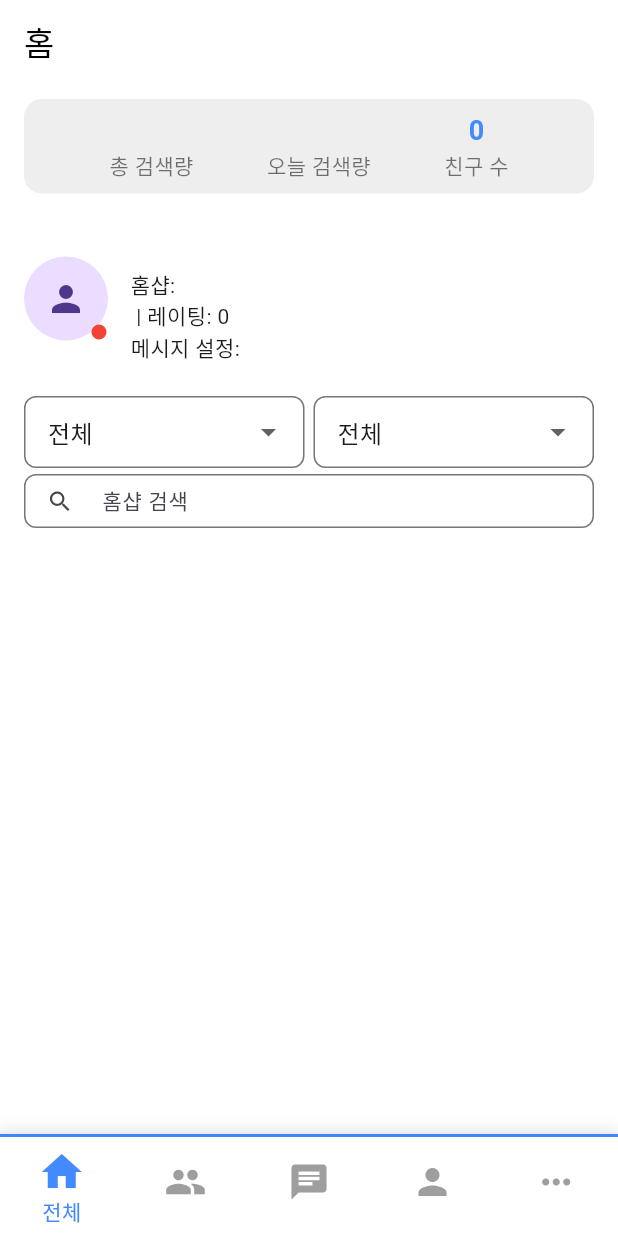
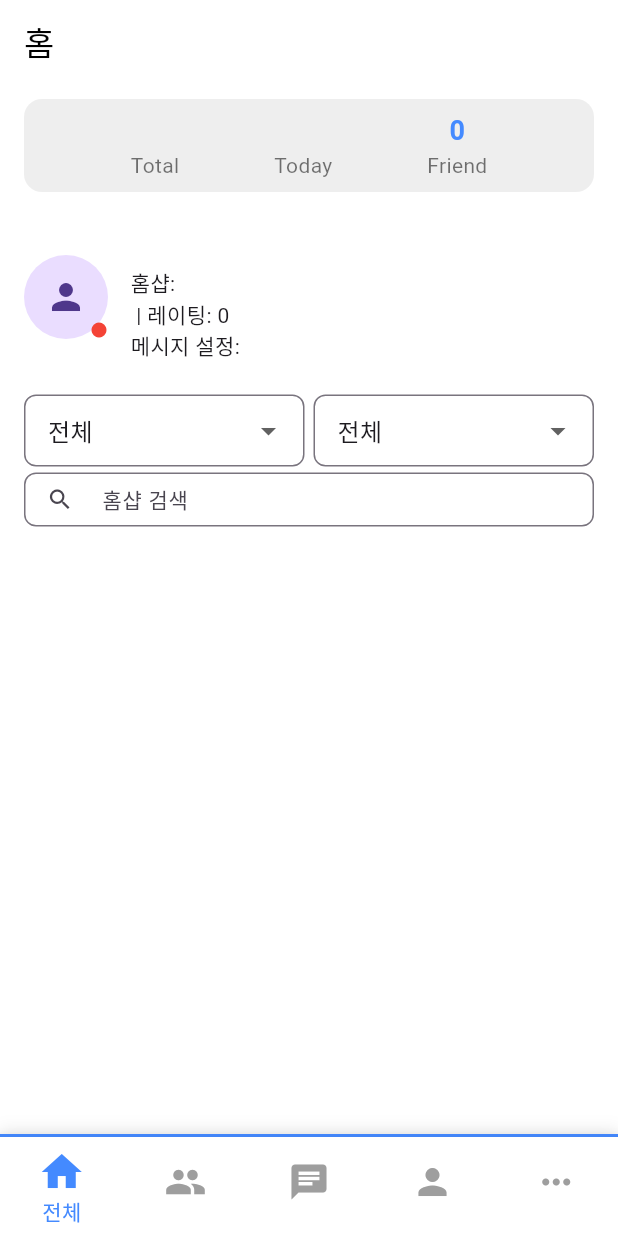
Before and after one commit to seungwan0210/flutter-chat, a Flutter app: the screen it shows once a user with an empty profile is signed in, on a phone screen of 412 x 824 dp. Run offline on Flutter 3.47's test engine with Material 3 defaults, Android fonts, the phone set to English and light mode, and no system bars; our stand-ins replace cloud_firestore, firebase_auth, firebase_core, firebase_messaging, firebase_storage, flutter_local_notifications and 1 more; accounts and stored records are empty.

Commit message:
프로파일 업데이트

```diff
--- a/lib/pages/home_page.dart
+++ b/lib/pages/home_page.dart
@@ -15,16 +15,25 @@ class _HomePageState extends State<HomePage> {
   String selectedBoardFilter = "전체";
   String selectedRatingFilter = "전체";
   String homeShopSearch = "";
+  static const int MAX_RATING = 30; // ✅ `static const`로 변경
 
   Map<String, dynamic>? currentUserData;
   late Stream<DocumentSnapshot> profileStatsStream;
+
+  List<String> ratingOptions = ["전체"]; // ✅ Firestore가 아닌 직접 생성
+
 
   @override
   void initState() {
     super.initState();
     _listenToCurrentUser();
     profileStatsStream = _getProfileStatsStream();
+
+    // ✅ `setState()` 없이 직접 초기화
+    ratingOptions = ["전체", ...List.generate(MAX_RATING, (index) => (index + 1).toString())];
   }
+
+
 
   /// ✅ Firestore에서 로그인한 사용자 정보 실시간 감지
   void _listenToCurrentUser() {
@@ -41,6 +50,7 @@ class _HomePageState extends State<HomePage> {
       }
     });
   }
+
 
   /// ✅ Firestore에서 프로필 통계 실시간 가져오기
   Stream<DocumentSnapshot> _getProfileStatsStream() {
@@ -234,7 +244,7 @@ class _HomePageState extends State<HomePage> {
                     Expanded(
                       child: _dropdownFilter(
                         selectedRatingFilter,
-                        ["전체", "1", "2", "3", "4", "5"],
+                        ratingOptions, // ✅ Firestore에서 불러온 게 아니라, 전체 레이팅 목록 사용
                             (newValue) => setState(() => selectedRatingFilter = newValue!),
                       ),
                     ),
@@ -296,9 +306,9 @@ class _HomePageState extends State<HomePage> {
           child: Row(
             mainAxisAlignment: MainAxisAlignment.spaceEvenly,
             children: [
-              _buildStatItem("총 검색량", "${stats["totalViews"] ?? 0}"),
-              _buildStatItem("오늘 검색량", "${stats["todayViews"] ?? 0}"),
-              _buildStatItem("친구 수", "${stats["friendCount"] ?? 0}"),
+              _buildStatItem("Total", "${stats["totalViews"] ?? 0}"),
+              _buildStatItem("Today", "${stats["todayViews"] ?? 0}"),
+              _buildStatItem("Friend", "${stats["friendCount"] ?? 0}"),
             ],
           ),
         );
@@ -339,12 +349,14 @@ class _HomePageState extends State<HomePage> {
     );
   }
 }
-/// ✅ **드롭다운 필터 UI 추가**
+/// ✅ **드롭다운 필터 UI 수정 (Firestore 데이터 반영)**
 Widget _dropdownFilter(String selectedValue, List<String> items, ValueChanged<String?> onChanged) {
   return DropdownButtonFormField<String>(
     value: selectedValue,
     onChanged: onChanged,
-    items: items.map((value) => DropdownMenuItem(value: value, child: Text(value))).toList(),
+    items: items.isNotEmpty
+        ? items.map((value) => DropdownMenuItem(value: value, child: Text(value))).toList()
+        : [const DropdownMenuItem(value: "전체", child: Text("전체"))], // ✅ 데이터 없을 때 기본값 설정
     decoration: InputDecoration(
       contentPadding: const EdgeInsets.symmetric(horizontal: 12, vertical: 10),
       border: OutlineInputBorder(borderRadius: BorderRadius.circular(8)),
```
Also changed, not shown: lib/pages/profile_detail_page.dart (+20 -95 lines).
